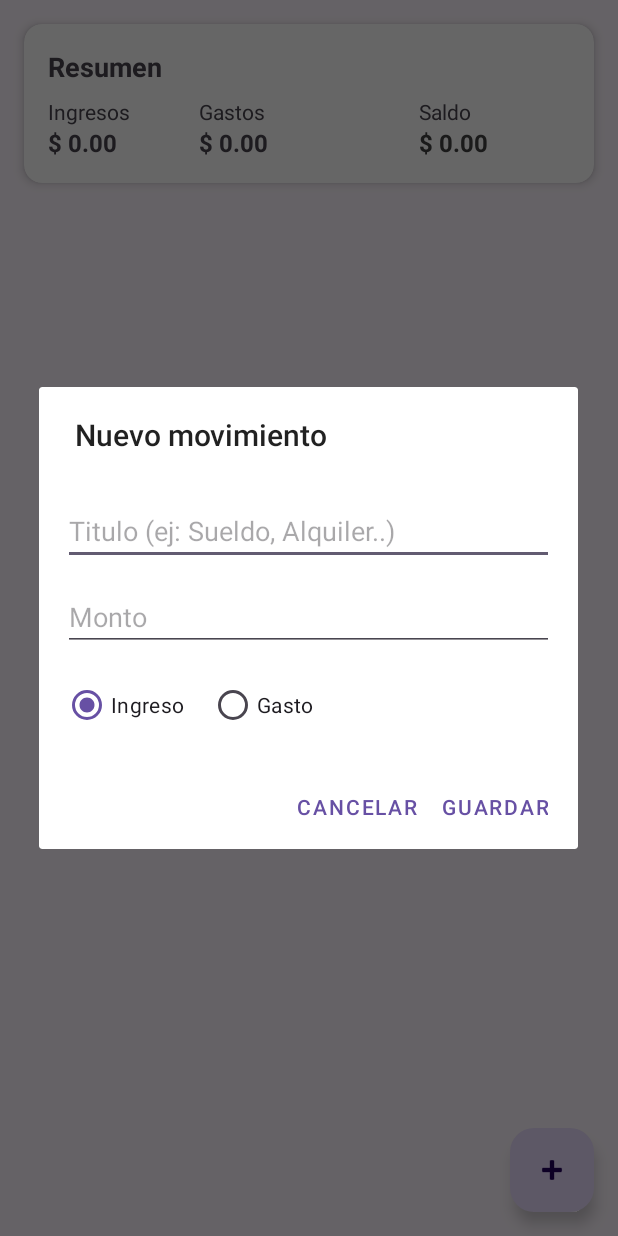
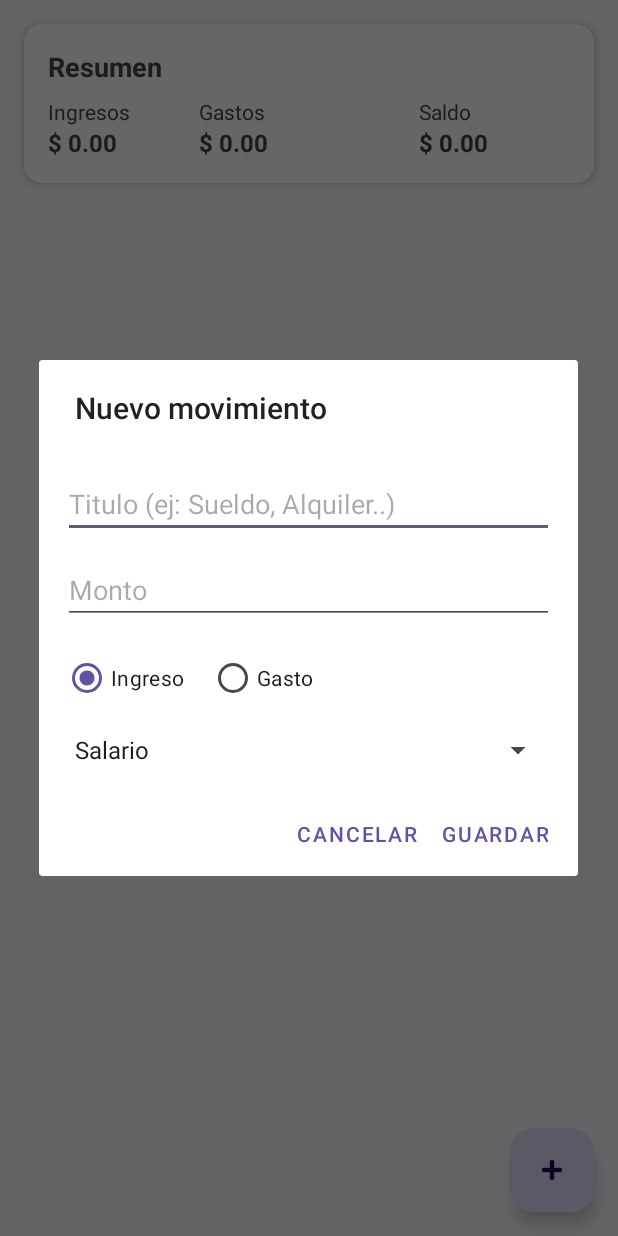
Before and after one commit to IgnacioHerner/FlowTrack, an Android app: the screen it shows after launch (MainActivity), after a tap on "Agregar movimiento", on a phone screen of 412 x 824 dp. Run offline under Robolectric (Android 15) with nearby library versions, the phone set to English and light mode, and no system bars; our stand-ins replace Room's generated code.

Commit message:
"feat(domain): add transaction categories and persist them with Room"

```diff
--- a/app/src/main/java/com/ignaherner/flowtrack/data/local/FlowTrackDatabase.kt
+++ b/app/src/main/java/com/ignaherner/flowtrack/data/local/FlowTrackDatabase.kt
@@ -8,7 +8,7 @@ import androidx.room.TypeConverters
 
 @Database(
     entities = [TransactionEntity::class],
-    version = 1,
+    version = 2,
     exportSchema = false
 )
 @TypeConverters(Converters::class)
@@ -29,7 +29,7 @@ abstract class FlowTrackDatabase : RoomDatabase() {
                 )
 
                 // En produccion: manejar migraciones
-                // .fallbackToDestructiveMigration()
+                    .fallbackToDestructiveMigration()
                     .build()
                 INSTANCE = instance
                 instance
--- a/app/src/main/java/com/ignaherner/flowtrack/data/local/TransactionEntity.kt
+++ b/app/src/main/java/com/ignaherner/flowtrack/data/local/TransactionEntity.kt
@@ -2,6 +2,7 @@ package com.ignaherner.flowtrack.data.local
 
 import androidx.room.Entity
 import androidx.room.PrimaryKey
+import com.ignaherner.flowtrack.domain.model.TransactionCategory
 import com.ignaherner.flowtrack.domain.model.TransactionType
 
 // Entidad Room que representa la tabla en la DB
@@ -12,5 +13,6 @@ data class TransactionEntity(
     val title: String,
     val amount: Double,
     val type: TransactionType, // Lo manejamos con TypeConverter
+    val category: TransactionCategory,
     val timestamp: Long
 )
--- a/app/src/main/java/com/ignaherner/flowtrack/data/repository/room/RoomTransactionRepository.kt
+++ b/app/src/main/java/com/ignaherner/flowtrack/data/repository/room/RoomTransactionRepository.kt
@@ -31,6 +31,7 @@ private fun TransactionEntity.toDomain() : Transaction =
         title = this.title,
         amount = this.amount,
         type = this.type,
+        category = this.category,
         timestamp = this.timestamp
     )
 
@@ -40,5 +41,6 @@ private fun Transaction.toEntity() : TransactionEntity =
         title = this.title,
         amount = this.amount,
         type = this.type,
+        category = this.category,
         timestamp = this.timestamp
     )
--- a/app/src/main/java/com/ignaherner/flowtrack/domain/model/Transaction.kt
+++ b/app/src/main/java/com/ignaherner/flowtrack/domain/model/Transaction.kt
@@ -11,5 +11,6 @@ data class Transaction (
     val title: String,                         // Descripcion: "Sueldo", "Alquiler", Etc
     val amount: Double,                        // Monto positivio. el tipo indica si es ingreso o gasto
     val type: TransactionType,                 // INCOME O EXPENSE
+    val category: TransactionCategory,
     val timestamp: Long = System.currentTimeMillis()  // Momento del movimiento en millis
 )
--- /dev/null
+++ b/app/src/main/java/com/ignaherner/flowtrack/domain/model/TransactionCategory.kt
@@ -0,0 +1,10 @@
+package com.ignaherner.flowtrack.domain.model
+
+enum class TransactionCategory {
+    SALARY,                     // Saldo
+    RENT,                       // Alquiler
+    FOOD,                       // Comida / supermercado
+    TRANSPORT,                  // Transporte
+    ENTERTAINMENT,              // Ocio / entretenimiento
+    OTHER                       // Otros
+}
--- a/app/src/main/java/com/ignaherner/flowtrack/ui/MainActivity.kt
+++ b/app/src/main/java/com/ignaherner/flowtrack/ui/MainActivity.kt
@@ -2,9 +2,11 @@ package com.ignaherner.flowtrack.ui
 
 import android.app.AlertDialog
 import android.os.Bundle
+import android.widget.ArrayAdapter
 import android.widget.EditText
 import android.widget.RadioButton
 import android.widget.RadioGroup
+import android.widget.Spinner
 import android.widget.TextView
 import android.widget.Toast
 import androidx.activity.enableEdgeToEdge
@@ -19,6 +21,7 @@ import androidx.recyclerview.widget.LinearLayoutManager
 import androidx.recyclerview.widget.RecyclerView
 import com.google.android.material.floatingactionbutton.FloatingActionButton
 import com.ignaherner.flowtrack.R
+import com.ignaherner.flowtrack.domain.model.TransactionCategory
 import com.ignaherner.flowtrack.domain.model.TransactionType
 import kotlinx.coroutines.launch
 
@@ -122,6 +125,29 @@ class MainActivity : AppCompatActivity() {
         val rgType = dialogView.findViewById<RadioGroup>(R.id.rgType)
         val rbIncome = dialogView.findViewById<RadioButton>(R.id.rbIncome)
         val rbExpense = dialogView.findViewById<RadioButton>(R.id.rbExpense)
+        val spCategory = dialogView.findViewById<Spinner>(R.id.spCategory)
+
+        //Preparamos las categorias para el Spinner
+        val categories = TransactionCategory.values()
+        val categoryLabels = listOf(
+            "Salario",
+            "Alquiler",
+            "Comida",
+            "Transporte",
+            "Entretenimiento",
+            "Otros"
+        )
+
+        val spinnerAdapter = ArrayAdapter(
+                this,
+                android.R.layout.simple_spinner_item,
+                categoryLabels
+            ).apply {
+                setDropDownViewResource(android.R.layout.simple_spinner_dropdown_item)
+            }
+        spCategory.adapter = spinnerAdapter
+
+
 
         //Construimos el AlertDialog
         AlertDialog.Builder(this)
@@ -152,11 +178,15 @@ class MainActivity : AppCompatActivity() {
                     else -> TransactionType.INCOME // Default de seguridad
                 }
 
+                val selectedIndex = spCategory.selectedItemPosition
+                val category = categories.getOrElse(selectedIndex) { TransactionCategory.OTHER}
+
                 // Llamamos al ViewModel para agregar el movimiento
                 viewModel.addTransaction(
                     title = title,
                     amount = amount,
-                    type = type
+                    type = type,
+                    category = category
                 )
             }
             .setNegativeButton("Cancelar") { dialog, _ ->
--- a/app/src/main/java/com/ignaherner/flowtrack/ui/MainViewModel.kt
+++ b/app/src/main/java/com/ignaherner/flowtrack/ui/MainViewModel.kt
@@ -3,6 +3,7 @@ package com.ignaherner.flowtrack.ui
 import androidx.lifecycle.ViewModel
 import androidx.lifecycle.viewModelScope
 import com.ignaherner.flowtrack.domain.model.Transaction
+import com.ignaherner.flowtrack.domain.model.TransactionCategory
 import com.ignaherner.flowtrack.domain.model.TransactionType
 import com.ignaherner.flowtrack.domain.repository.TransactionRepository
 import kotlinx.coroutines.flow.SharingStarted
@@ -55,12 +56,18 @@ class MainViewModel(
             )
 
     // Funcion publica que usara la UI para agregar un movimiento
-    fun addTransaction(title: String, amount: Double, type: TransactionType) {
+    fun addTransaction(
+        title: String,
+        amount: Double,
+        type: TransactionType,
+        category: TransactionCategory
+    ) {
         // Creamos el modelo de dominio
         val transaction = Transaction (
             title = title,
             amount = amount,
-            type = type
+            type = type,
+            category = category
         )
 
         // Llamamos al repositorio dentro de una coroutine
--- a/app/src/main/res/layout/dialog_add_transaction.xml
+++ b/app/src/main/res/layout/dialog_add_transaction.xml
@@ -53,6 +53,12 @@
                 android:layout_marginStart="16dp"/>
         </RadioGroup>
 
+        <Spinner
+            android:id="@+id/spCategory"
+            android:layout_width="match_parent"
+            android:layout_height="wrap_content"
+            android:layout_marginTop="12dp"/>
+
 
     </LinearLayout>
 </ScrollView>
```
Also changed, not shown: app/src/main/java/com/ignaherner/flowtrack/data/local/Converters.kt (+12 -0 lines), app/src/main/java/com/ignaherner/flowtrack/ui/TransactionAdapter.kt (+14 -0 lines), app/src/main/res/layout/item_transaction.xml (+11 -0 lines).
